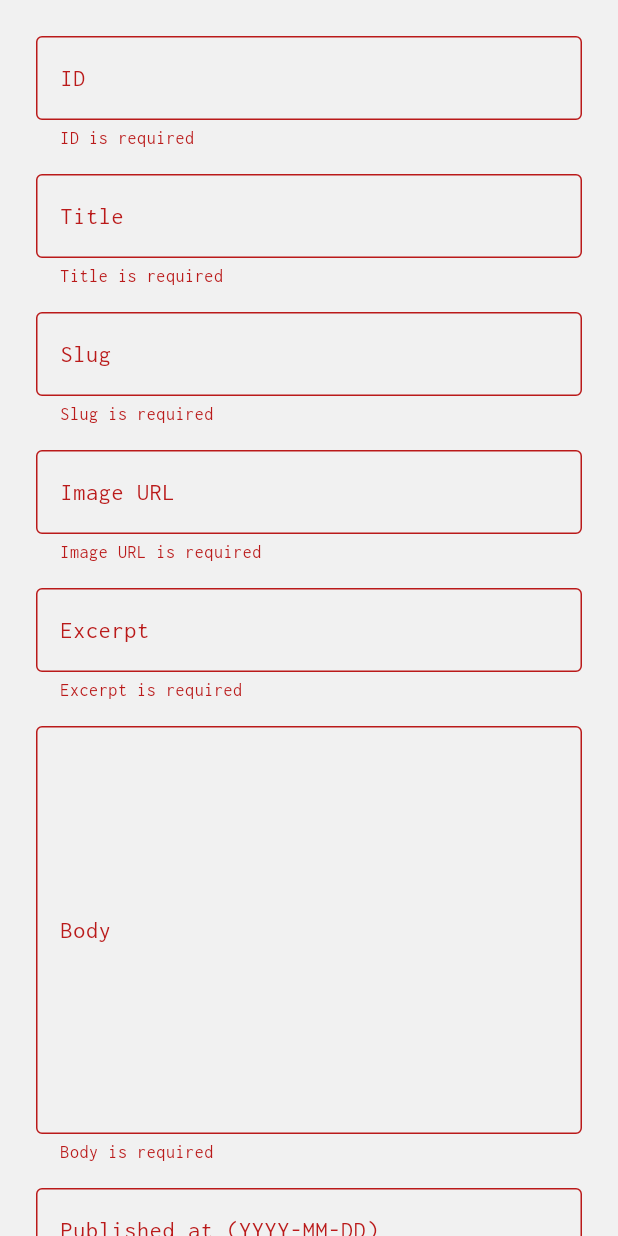
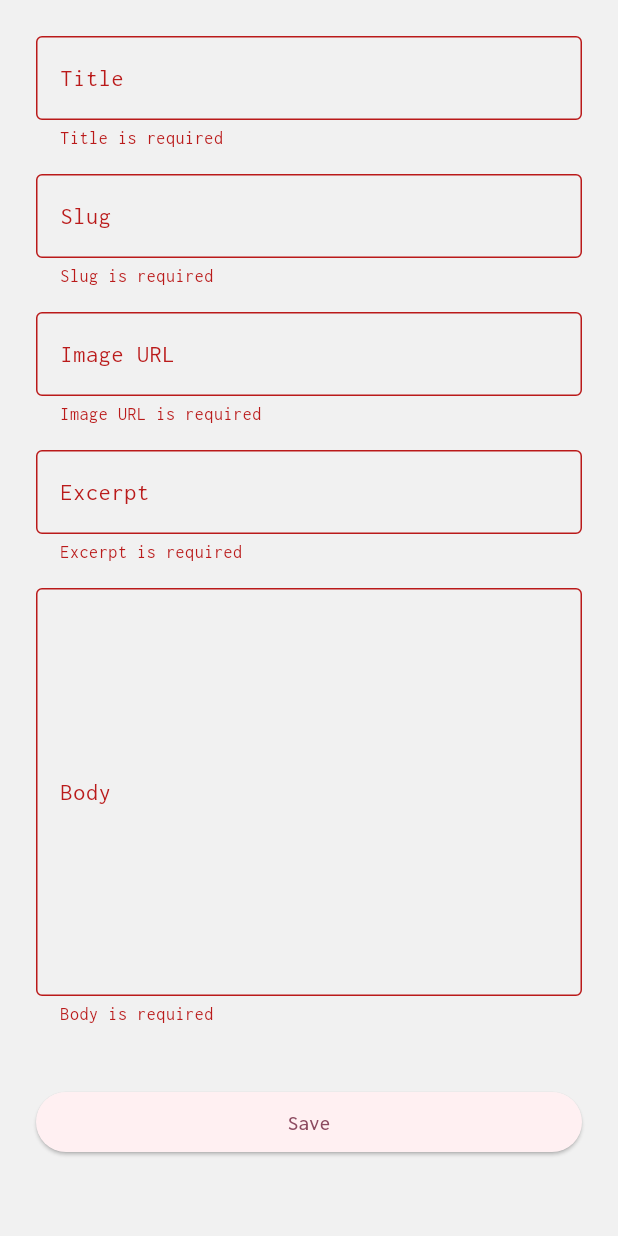
Before and after one commit to lunaticfriki/staretz, a Flutter app: the PostEditorForm widget shown alone on an empty page, opened directly with empty values, after a tap on "Save", on a phone screen of 412 x 824 dp. Run offline on Flutter 3.47's test engine with Material 3 defaults, Android fonts, the phone set to English and light mode, and no system bars; our stand-ins replace flutter_bloc, get_it, go_router, google_fonts, shared_preferences, web and 1 more; missing offline and left inert: dart:ui_web, postgres; accounts and stored records are empty; network calls fail.

Commit message:
fix(back): create post

```diff
--- a/back/pubspec.yaml
+++ b/back/pubspec.yaml
@@ -8,6 +8,7 @@ environment:
 dependencies:
   dart_frog: ^1.2.6
   postgres: ^3.5.3
+  uuid: ^4.5.1
   staretz_domain:
     path: ../packages/domain
 
--- a/front/lib/dashboard/presentation/widgets/post_editor_form.dart
+++ b/front/lib/dashboard/presentation/widgets/post_editor_form.dart
@@ -2,9 +2,7 @@ import 'package:flutter/material.dart';
 import 'package:staretz_domain/blog/domain/entities/post.dart';
 import 'package:staretz_domain/blog/domain/value_objects/post_body.dart';
 import 'package:staretz_domain/blog/domain/value_objects/post_excerpt.dart';
-import 'package:staretz_domain/blog/domain/value_objects/post_id.dart';
 import 'package:staretz_domain/blog/domain/value_objects/post_image_url.dart';
-import 'package:staretz_domain/blog/domain/value_objects/post_published_at.dart';
 import 'package:staretz_domain/blog/domain/value_objects/post_slug.dart';
 import 'package:staretz_domain/blog/domain/value_objects/post_title.dart';
 
@@ -20,32 +18,26 @@ class PostEditorForm extends StatefulWidget {
 
 class _PostEditorFormState extends State<PostEditorForm> {
   final _formKey = GlobalKey<FormState>();
-  late final TextEditingController _id;
   late final TextEditingController _title;
   late final TextEditingController _slug;
   late final TextEditingController _imageUrl;
   late final TextEditingController _excerpt;
   late final TextEditingController _body;
-  late final TextEditingController _publishedAt;
 
   @override
   void initState() {
     super.initState();
     final p = widget.initial;
-    _id = TextEditingController(text: p?.id.value ?? '');
     _title = TextEditingController(text: p?.title.value ?? '');
     _slug = TextEditingController(text: p?.slug.value ?? '');
     _imageUrl = TextEditingController(text: p?.imageUrl.value ?? '');
     _excerpt = TextEditingController(text: p?.excerpt.value ?? '');
     _body = TextEditingController(text: p?.body.value ?? '');
-    _publishedAt = TextEditingController(
-      text: p?.publishedAt.value.toIso8601String().split('T').first ?? '',
-    );
   }
 
   @override
   void dispose() {
-    for (final c in [_id, _title, _slug, _imageUrl, _excerpt, _body, _publishedAt]) {
+    for (final c in [_title, _slug, _imageUrl, _excerpt, _body]) {
       c.dispose();
     }
     super.dispose();
@@ -54,13 +46,13 @@ class _PostEditorFormState extends State<PostEditorForm> {
   void _submit() {
     if (!_formKey.currentState!.validate()) return;
     final post = Post.create(
-      id: PostId.create(_id.text),
+      id: widget.initial?.id ?? Post.empty().id,
       title: PostTitle.create(_title.text),
       slug: PostSlug.create(_slug.text),
       imageUrl: PostImageUrl.create(_imageUrl.text),
       excerpt: PostExcerpt.create(_excerpt.text),
       body: PostBody.create(_body.text),
-      publishedAt: PostPublishedAt.create(DateTime.parse(_publishedAt.text)),
+      publishedAt: widget.initial?.publishedAt ?? Post.empty().publishedAt,
     );
     widget.onSave(post);
   }
@@ -72,13 +64,11 @@ class _PostEditorFormState extends State<PostEditorForm> {
       child: ListView(
         padding: const EdgeInsets.all(24),
         children: [
-          _field(_id, 'ID', required: true),
           _field(_title, 'Title', required: true),
           _field(_slug, 'Slug', required: true),
           _field(_imageUrl, 'Image URL', required: true),
           _field(_excerpt, 'Excerpt', required: true),
           _field(_body, 'Body', required: true, maxLines: 10),
-          _field(_publishedAt, 'Published at (YYYY-MM-DD)', required: true),
           const SizedBox(height: 24),
           ElevatedButton(onPressed: _submit, child: const Text('Save')),
         ],
--- a/front/pubspec.yaml
+++ b/front/pubspec.yaml
@@ -44,6 +44,7 @@ dependencies:
   staretz_domain:
     path: ../packages/domain
   google_fonts: ^8.1.0
+  web: ^1.0.0
 
 dev_dependencies:
   flutter_test:
```
Also changed, not shown: back/routes/posts/index.dart (+3 -4 lines), front/lib/blog/presentation/widgets/post_detail_view.dart (+4 -20 lines), front/lib/blog/presentation/widgets/post_preview_card.dart (+2 -12 lines), front/lib/shared/presentation/widgets/external_image.dart (added, +52 -0 lines), back/pubspec.lock, front/pubspec.lock.
